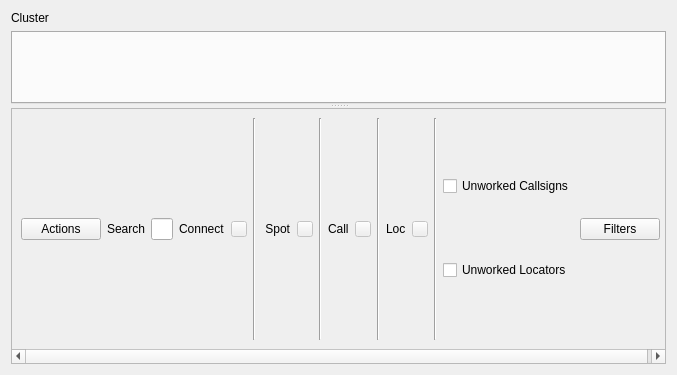
First picture: the form in mqt/MqtLogger/clusterclientframe.ui, repository Rsclub22/Minos2-Mirror, before the edit.
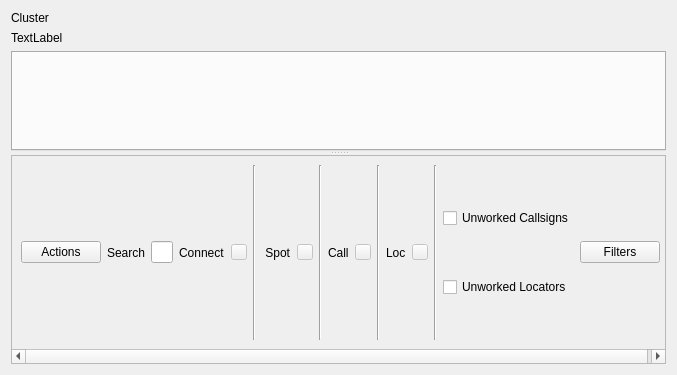
Second picture: the form after the edit. Custom widgets are drawn as their Qt base class.

Commit message: fix shrinking clusterframe with extra textlabel for title, prevent sending an empty bearing from clusterframe or bandmap

Diff of the .ui file:
```diff
--- a/mqt/MqtLogger/clusterclientframe.ui
+++ b/mqt/MqtLogger/clusterclientframe.ui
@@ -46,6 +46,13 @@
          </property>
         </widget>
        </item>
+       <item>
+        <widget class="QLabel" name="clusterClientFrameTitle2">
+         <property name="text">
+          <string>TextLabel</string>
+         </property>
+        </widget>
+       </item>
        <item>
         <widget class="QLogTabWidget" name="dxSpotTab">
          <property name="focusPolicy">
@@ -74,7 +81,7 @@
          <x>0</x>
          <y>0</y>
          <width>657</width>
-         <height>214</height>
+         <height>243</height>
         </rect>
        </property>
        <layout class="QHBoxLayout" name="horizontalLayout">
```
The commit also changes 3 other files.
